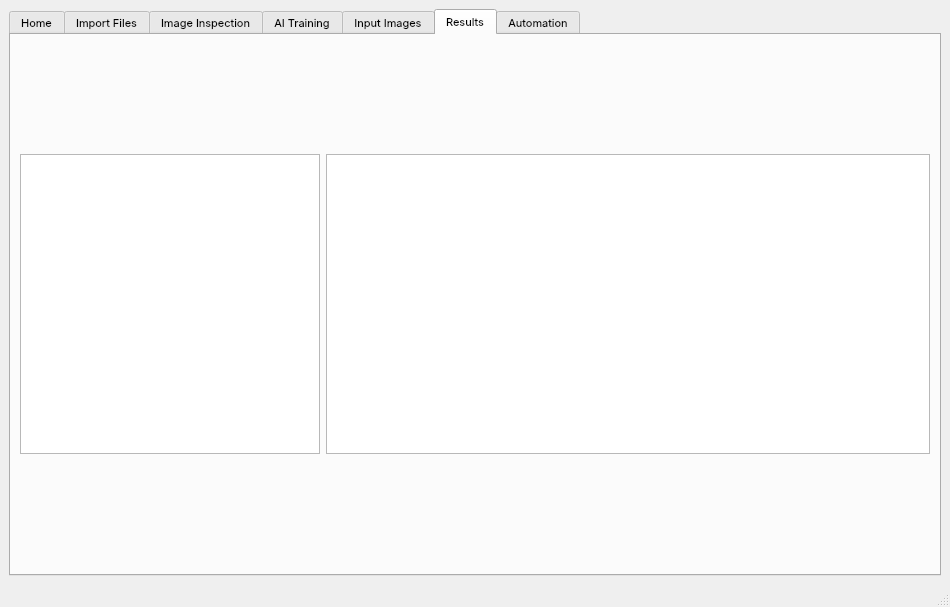
Joensw/RCAIT, file mainwindow.ui: the form before one commit.
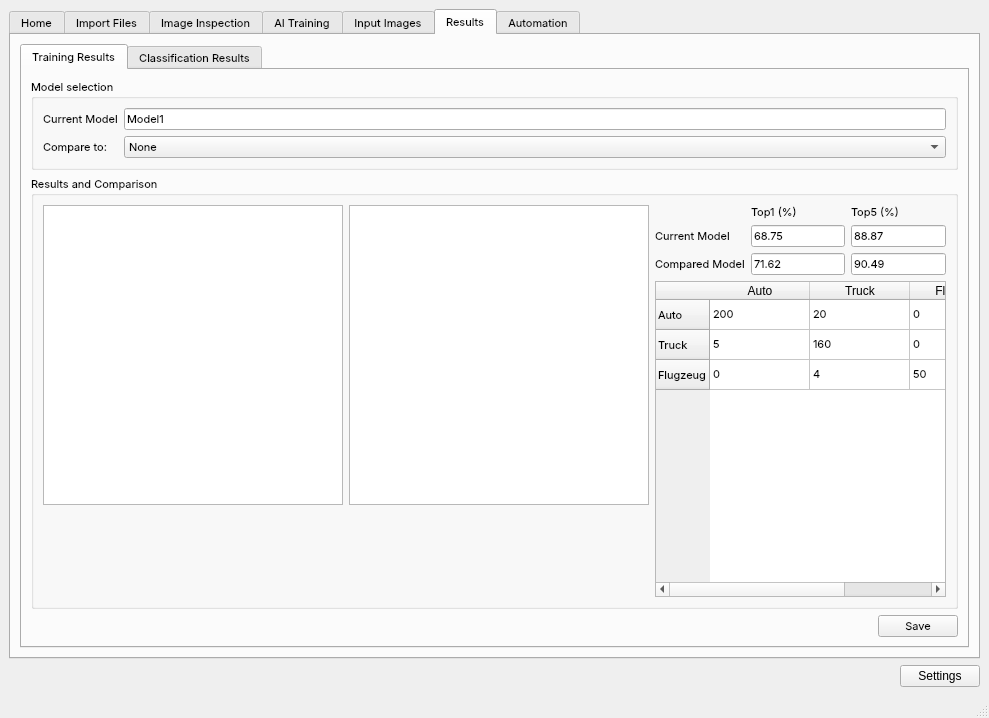
The form after the commit. The open tabs and pages were chosen to show the change. Icons and pictures are not drawn. Custom widgets are drawn as their Qt base class.

Commit message: Results Tab an Anforderungen angepasst. Settings Knopf um Einstellungen zugänglich zu machen (seperates Projekt)

The edit to the form file:
```diff
--- a/mainwindow.ui
+++ b/mainwindow.ui
@@ -6,8 +6,8 @@
    <rect>
     <x>0</x>
     <y>0</y>
-    <width>950</width>
-    <height>607</height>
+    <width>989</width>
+    <height>718</height>
    </rect>
   </property>
   <property name="minimumSize">
@@ -524,17 +524,6 @@
                  </property>
                 </widget>
                </item>
-               <item>
-                <widget class="QPushButton" name="pushButton_14">
-                 <property name="text">
-                  <string>Profile</string>
-                 </property>
-                 <property name="icon">
-                  <iconset resource="UI_Icons.qrc">
-                   <normaloff>:/Resources/TabIcons/Filled/Tab_Settings_Icon.svg</normaloff>:/Resources/TabIcons/Filled/Tab_Settings_Icon.svg</iconset>
-                 </property>
-                </widget>
-               </item>
                <item>
                 <widget class="QPushButton" name="pushButton_6">
                  <property name="text">
@@ -955,48 +944,536 @@
        <attribute name="title">
         <string>Results</string>
        </attribute>
-       <layout class="QGridLayout" name="gridLayout_5">
-        <item row="0" column="0">
-         <layout class="QGridLayout" name="gridLayout_3">
-          <item row="0" column="0">
-           <widget class="QChartView" name="graph1">
-            <property name="sizePolicy">
-             <sizepolicy hsizetype="Fixed" vsizetype="Fixed">
-              <horstretch>0</horstretch>
-              <verstretch>0</verstretch>
-             </sizepolicy>
-            </property>
-            <property name="minimumSize">
-             <size>
-              <width>300</width>
-              <height>300</height>
-             </size>
-            </property>
-            <property name="maximumSize">
-             <size>
-              <width>317</width>
-              <height>16777215</height>
-             </size>
-            </property>
-           </widget>
-          </item>
-          <item row="0" column="1">
-           <widget class="QChartView" name="graph2">
-            <property name="sizePolicy">
-             <sizepolicy hsizetype="Expanding" vsizetype="Fixed">
-              <horstretch>0</horstretch>
-              <verstretch>0</verstretch>
-             </sizepolicy>
-            </property>
-            <property name="minimumSize">
-             <size>
-              <width>300</width>
-              <height>300</height>
-             </size>
-            </property>
-           </widget>
-          </item>
-         </layout>
+       <layout class="QHBoxLayout" name="horizontalLayout_25">
+        <item>
+         <widget class="QTabWidget" name="tabWidget_2">
+          <property name="tabPosition">
+           <enum>QTabWidget::North</enum>
+          </property>
+          <property name="currentIndex">
+           <number>0</number>
+          </property>
+          <property name="tabBarAutoHide">
+           <bool>false</bool>
+          </property>
+          <widget class="QWidget" name="tab">
+           <attribute name="title">
+            <string>Training Results</string>
+           </attribute>
+           <layout class="QVBoxLayout" name="verticalLayout_14">
+            <item>
+             <widget class="QGroupBox" name="groupBox_7">
+              <property name="title">
+               <string>Model selection</string>
+              </property>
+              <layout class="QHBoxLayout" name="horizontalLayout_28">
+               <item>
+                <layout class="QGridLayout" name="gridLayout_3">
+                 <item row="1" column="0">
+                  <widget class="QLabel" name="label_8">
+                   <property name="text">
+                    <string>Current Model</string>
+                   </property>
+                  </widget>
+                 </item>
+                 <item row="1" column="1">
+                  <widget class="QLineEdit" name="lineEdit_12">
+                   <property name="text">
+                    <string>Model1</string>
+                   </property>
+                   <property name="readOnly">
+                    <bool>true</bool>
+                   </property>
+                  </widget>
+                 </item>
+                 <item row="2" column="0">
+                  <widget class="QLabel" name="label_17">
+                   <property name="text">
+                    <string>Compare to:</string>
+                   </property>
+                  </widget>
+                 </item>
+                 <item row="2" column="1">
+                  <widget class="QComboBox" name="comboBox">
+                   <item>
+                    <property name="text">
+                     <string>None</string>
+                    </property>
+                   </item>
+                   <item>
+                    <property name="text">
+                     <string>Model2</string>
+                    </property>
+                   </item>
+                   <item>
+                    <property name="text">
+                     <string>Model3</string>
+                    </property>
+                   </item>
+                  </widget>
+                 </item>
+                </layout>
+               </item>
+              </layout>
+             </widget>
+            </item>
+            <item>
+             <widget class="QGroupBox" name="groupBox_8">
+              <property name="title">
+               <string>Results and Comparison</string>
+              </property>
+              <layout class="QHBoxLayout" name="horizontalLayout_30">
+               <item>
+                <layout class="QVBoxLayout" name="verticalLayout_9">
+                 <item>
+                  <layout class="QHBoxLayout" name="horizontalLayout_29">
+                   <item>
+                    <layout class="QVBoxLayout" name="verticalLayout_11">
+                     <item>
+                      <widget class="QChartView" name="graph1">
+                       <property name="sizePolicy">
+                        <sizepolicy hsizetype="Fixed" vsizetype="Fixed">
+                         <horstretch>0</horstretch>
+                         <verstretch>0</verstretch>
+                        </sizepolicy>
+                       </property>
+                       <property name="minimumSize">
+                        <size>
+                         <width>300</width>
+                         <height>300</height>
+                        </size>
+                       </property>
+                       <property name="maximumSize">
+                        <size>
+                         <width>317</width>
+                         <height>16777215</height>
+                        </size>
+                       </property>
+                      </widget>
+                     </item>
+                     <item>
+                      <spacer name="verticalSpacer_6">
+                       <property name="orientation">
+                        <enum>Qt::Vertical</enum>
+                       </property>
+                       <property name="sizeHint" stdset="0">
+                        <size>
+                         <width>20</width>
+                         <height>40</height>
+                        </size>
+                       </property>
+                      </spacer>
+                     </item>
+                    </layout>
+                   </item>
+                   <item>
+                    <layout class="QVBoxLayout" name="verticalLayout_12">
+                     <item>
+                      <widget class="QChartView" name="graph2">
+                       <property name="sizePolicy">
+                        <sizepolicy hsizetype="Expanding" vsizetype="Fixed">
+                         <horstretch>0</horstretch>
+                         <verstretch>0</verstretch>
+                        </sizepolicy>
+                       </property>
+                       <property name="minimumSize">
+                        <size>
+                         <width>300</width>
+                         <height>300</height>
+                        </size>
+                       </property>
+                      </widget>
+                     </item>
+                     <item>
+                      <spacer name="verticalSpacer_5">
+                       <property name="orientation">
+                        <enum>Qt::Vertical</enum>
+                       </property>
+                       <property name="sizeHint" stdset="0">
+                        <size>
+                         <width>20</width>
+                         <height>40</height>
+                        </size>
+                       </property>
+                      </spacer>
+                     </item>
+                    </layout>
+                   </item>
+                  </layout>
+                 </item>
+                </layout>
+               </item>
+               <item>
+                <layout class="QVBoxLayout" name="verticalLayout_13">
+                 <item>
+                  <layout class="QGridLayout" name="gridLayout_18">
+                   <item row="3" column="2">
+                    <widget class="QLineEdit" name="lineEdit_17">
+                     <property name="text">
+                      <string>88.87</string>
+                     </property>
+                    </widget>
+                   </item>
+                   <item row="3" column="1">
+                    <widget class="QLineEdit" name="lineEdit_15">
+                     <property name="text">
+                      <string>68.75</string>
+                     </property>
+                    </widget>
+                   </item>
+                   <item row="5" column="0">
+                    <widget class="QLabel" name="label_22">
+                     <property name="text">
+                      <string>Compared Model</string>
+                     </property>
+                    </widget>
+                   </item>
+                   <item row="0" column="1">
+                    <widget class="QLabel" name="label_20">
+                     <property name="text">
+                      <string>Top1 (%)</string>
+                     </property>
+                    </widget>
+                   </item>
+                   <item row="0" column="2">
+                    <widget class="QLabel" name="label_23">
+                     <property name="text">
+                      <string>Top5 (%)</string>
+                     </property>
+                    </widget>
+                   </item>
+                   <item row="3" column="0">
+                    <widget class="QLabel" name="label_21">
+                     <property name="text">
+                      <string>Current Model</string>
+                     </property>
+                    </widget>
+                   </item>
+                   <item row="5" column="2">
+                    <widget class="QLineEdit" name="lineEdit_13">
+                     <property name="text">
+                      <string>90.49</string>
+                     </property>
+                    </widget>
+                   </item>
+                   <item row="5" column="1">
+                    <widget class="QLineEdit" name="lineEdit_18">
+                     <property name="text">
+                      <string>71.62</string>
+                     </property>
+                    </widget>
+                   </item>
+                  </layout>
+                 </item>
+                 <item>
+                  <widget class="QTableWidget" name="tableWidget_2">
+                   <row>
+                    <property name="text">
+                     <string>Auto</string>
+                    </property>
+                   </row>
+                   <row>
+                    <property name="text">
+                     <string>Truck</string>
+                    </property>
+                   </row>
+                   <row>
+                    <property name="text">
+                     <string>Flugzeug</string>
+                    </property>
+                   </row>
+                   <column>
+                    <property name="text">
+                     <string>Auto</string>
+                    </property>
+                   </column>
+                   <column>
+                    <property name="text">
+                     <string>Truck</string>
+                    </property>
+                   </column>
+                   <column>
+                    <property name="text">
+                     <string>Flugzeug</string>
+                    </property>
+                   </column>
+                   <item row="0" column="0">
+                    <property name="text">
+                     <string>200</string>
+                    </property>
+                   </item>
+                   <item row="0" column="1">
+                    <property name="text">
+                     <string>20</string>
+                    </property>
+                   </item>
+                   <item row="0" column="2">
+                    <property name="text">
+                     <string>0</string>
+                    </property>
+                   </item>
+                   <item row="1" column="0">
+                    <property name="text">
+                     <string>5</string>
+                    </property>
+                   </item>
+                   <item row="1" column="1">
+                    <property name="text">
+                     <string>160</string>
+                    </property>
+                   </item>
+                   <item row="1" column="2">
+                    <property name="text">
+                     <string>0</string>
+                    </property>
+                   </item>
+                   <item row="2" column="0">
+                    <property name="text">
+                     <string>0</string>
+                    </property>
+                   </item>
+                   <item row="2" column="1">
+                    <property name="text">
+                     <string>4</string>
+                    </property>
+                   </item>
+                   <item row="2" column="2">
+                    <property name="text">
+                     <string>50</string>
+                    </property>
+                   </item>
+                  </widget>
+                 </item>
+                </layout>
+               </item>
+              </layout>
+             </widget>
+            </item>
+            <item>
+             <layout class="QHBoxLayout" name="horizontalLayout_31">
+              <item>
+               <spacer name="horizontalSpacer_15">
+                <property name="orientation">
+                 <enum>Qt::Horizontal</enum>
+                </property>
+                <property name="sizeHint" stdset="0">
+                 <size>
+                  <width>40</width>
+                  <height>20</height>
+                 </size>
+                </property>
+               </spacer>
+              </item>
+              <item>
+               <widget class="QPushButton" name="pushButton_24">
+                <property name="text">
+                 <string>Save</string>
+                </property>
+               </widget>
+              </item>
+             </layout>
+            </item>
+           </layout>
+          </widget>
+          <widget class="QWidget" name="tab_2">
+           <attribute name="title">
+            <string>Classification Results</string>
+           </attribute>
+           <layout class="QVBoxLayout" name="verticalLayout_10">
+            <item>
+             <layout class="QVBoxLayout" name="verticalLayout_8">
+              <item>
+               <layout class="QHBoxLayout" name="horizontalLayout_26">
+                <item>
+                 <widget class="QTableWidget" name="tableWidget">
+                  <row>
+                   <property name="text">
+                    <string>Bild1</string>
+                   </property>
+                  </row>
+                  <row>
+                   <property name="text">
+                    <string>Bild2</string>
+                   </property>
+                  </row>
+                  <row>
+                   <property name="text">
+                    <string>Bild3</string>
+                   </property>
+                  </row>
+                  <row>
+                   <property name="text">
+                    <string>Bild4</string>
+                   </property>
+                  </row>
+                  <row>
+                   <property name="text">
+                    <string>Bild5</string>
+                   </property>
+                  </row>
+                  <row>
+                   <property name="text">
+                    <string>Bild6</string>
+                   </property>
+                  </row>
+                  <row>
+                   <property name="text">
+                    <string>Bild7</string>
+                   </property>
+                  </row>
+                  <column>
+                   <property name="text">
+                    <string>Flugzeug</string>
+                   </property>
+                  </column>
+                  <column>
+                   <property name="text">
+                    <string>Auto</string>
+                   </property>
+                  </column>
+                  <column>
+                   <property name="text">
+                    <string>Truck</string>
+                   </property>
+                  </column>
+                  <item row="0" column="0">
+                   <property name="text">
+                    <string>1</string>
+                   </property>
+                  </item>
+                  <item row="0" column="1">
+                   <property name="text">
+                    <string>0</string>
+                   </property>
+                  </item>
+                  <item row="0" column="2">
+                   <property name="text">
+                    <string>0</string>
+                   </property>
+                  </item>
+                  <item row="1" column="0">
+                   <property name="text">
+                    <string>0.4</string>
+                   </property>
+                  </item>
+                  <item row="1" column="1">
+                   <property name="text">
+                    <string>0.6</string>
+                   </property>
+                  </item>
+                  <item row="1" column="2">
+                   <property name="text">
+                    <string>0</string>
+                   </property>
+                  </item>
+                  <item row="2" column="0">
+                   <property name="text">
+                    <string>1</string>
+                   </property>
+                  </item>
+                  <item row="2" column="1">
+                   <property name="text">
+                    <string>0</string>
+                   </property>
+                  </item>
+                  <item row="2" column="2">
+                   <property name="text">
+                    <string>0</string>
+                   </property>
+                  </item>
+                  <item row="3" column="0">
+                   <property name="text">
+                    <string>0</string>
+                   </property>
+                  </item>
+                  <item row="3" column="1">
+                   <property name="text">
+                    <string>1</string>
+                   </property>
+                  </item>
+                  <item row="3" column="2">
+                   <property name="text">
+                    <string>0</string>
+                   </property>
+                  </item>
+                  <item row="4" column="0">
+                   <property name="text">
+                    <string>0</string>
+                   </property>
+                  </item>
+                  <item row="4" column="1">
+                   <property name="text">
+                    <string>0</string>
+                   </property>
+                  </item>
+                  <item row="4" column="2">
+                   <property name="text">
+                    <string>1</string>
+                   </property>
+                  </item>
+                  <item row="5" column="0">
+                   <property name="text">
+                    <string>0</string>
+                   </property>
+                  </item>
+                  <item row="5" column="1">
+                   <property name="text">
+                    <string>0</string>
+                   </property>
+                  </item>
+                  <item row="5" column="2">
+                   <property name="text">
+                    <string>1</string>
+                   </property>
+                  </item>
+                  <item row="6" column="0">
+                   <property name="text">
+                    <string>0</string>
+                   </property>
+                  </item>
+                  <item row="6" column="1">
+                   <property name="text">
+                    <string>0</string>
+                   </property>
+                  </item>
+                  <item row="6" column="2">
+                   <property name="text">
+                    <string>1</string>
+                   </property>
+                  </item>
+                 </widget>
+                </item>
+               </layout>
+              </item>
+              <item>
+               <layout class="QHBoxLayout" name="horizontalLayout_27">
+                <item>
+                 <spacer name="horizontalSpacer_14">
+                  <property name="orientation">
+                   <enum>Qt::Horizontal</enum>
+                  </property>
+                  <property name="sizeHint" stdset="0">
+                   <size>
+                    <width>40</width>
+                    <height>20</height>
+                   </size>
+                  </property>
+                 </spacer>
+                </item>
+                <item>
+                 <widget class="QPushButton" name="pushButton_18">
+                  <property name="text">
+                   <string>Save</string>
+                  </property>
+                 </widget>
+                </item>
+               </layout>
+              </item>
+             </layout>
+            </item>
+           </layout>
+          </widget>
+         </widget>
         </item>
        </layout>
       </widget>
@@ -1264,6 +1741,34 @@
       </widget>
      </widget>
     </item>
+    <item row="2" column="0">
+     <layout class="QHBoxLayout" name="horizontalLayout_32">
+      <item>
+       <spacer name="horizontalSpacer_16">
+        <property name="orientation">
+         <enum>Qt::Horizontal</enum>
+        </property>
+        <property name="sizeHint" stdset="0">
+         <size>
+          <width>40</width>
+          <height>20</height>
+         </size>
+        </property>
+       </spacer>
+      </item>
+      <item>
+       <widget class="QPushButton" name="pushButton_14">
+        <property name="text">
+         <string>Settings</string>
+        </property>
+        <property name="icon">
+         <iconset resource="UI_Icons.qrc">
+          <normaloff>:/Resources/TabIcons/Filled/Tab_Settings_Icon.svg</normaloff>:/Resources/TabIcons/Filled/Tab_Settings_Icon.svg</iconset>
+        </property>
+       </widget>
+      </item>
+     </layout>
+    </item>
    </layout>
   </widget>
   <widget class="QStatusBar" name="statusbar"/>
```
Left out of the diff: 184 changed lines with no effect on the pictures. The commit also changes 11 other files.
